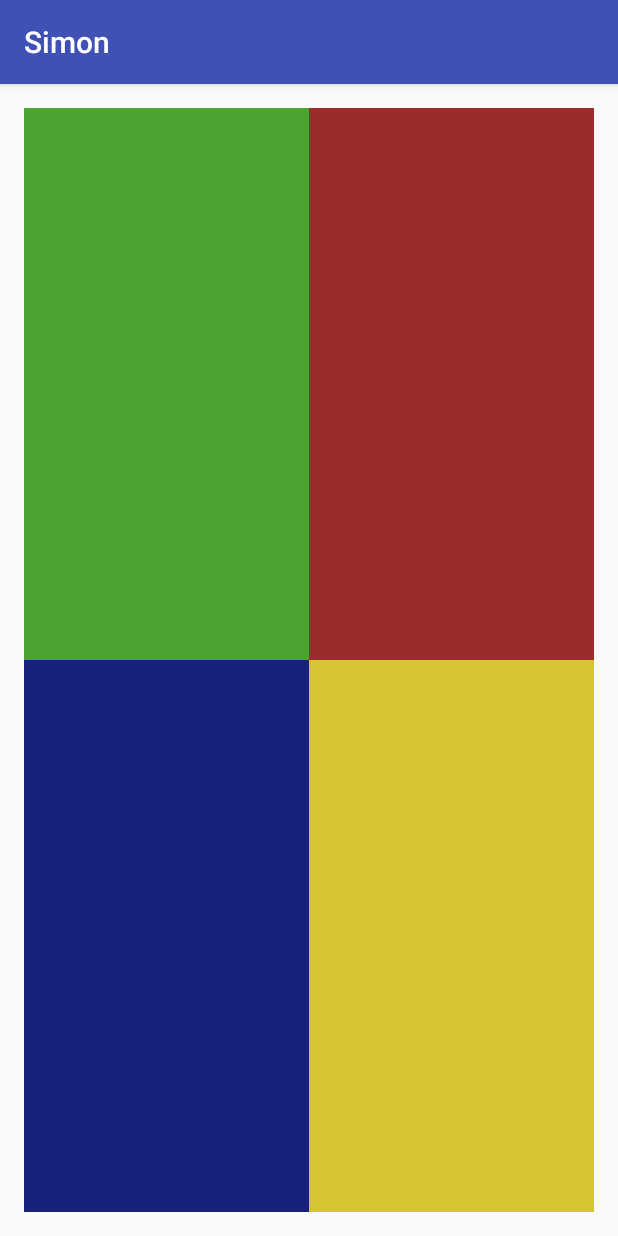
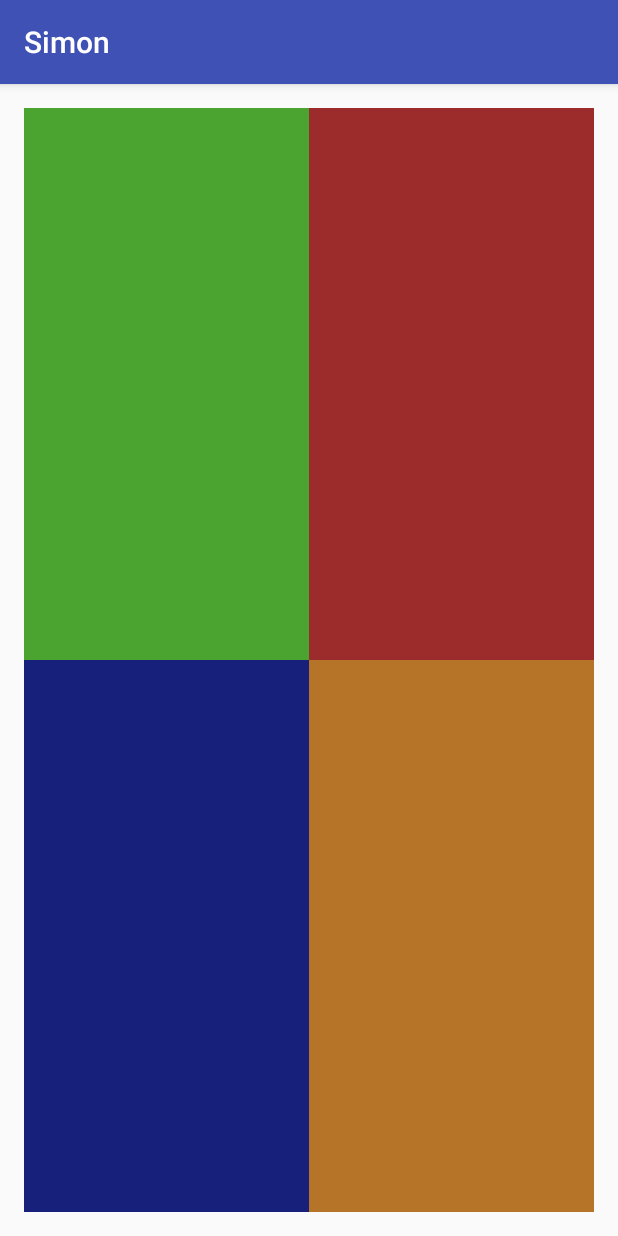
Before and after one commit to PatMcNamara/school, an Android app: the screen it shows after launch (MainActivity), after a tap on "START NEW GAME", on a phone screen of 412 x 824 dp. Run offline under Robolectric (Android 15) with nearby library versions, the phone set to English and light mode, and no system bars.

Commit message:
Simon finished except rotation

```diff
--- a/Android/Simon/app/src/main/java/com/umsl/simon/MainActivity.java
+++ b/Android/Simon/app/src/main/java/com/umsl/simon/MainActivity.java
@@ -1,6 +1,4 @@
 package com.umsl.simon;
-
-//TODO you need to have more contrast between the yellows
 
 import android.animation.Animator;
 import android.animation.AnimatorInflater;
@@ -20,10 +18,12 @@ import java.util.ArrayList;
 public class MainActivity extends AppCompatActivity {
 
     private MainModel sequence;
-    private Button ulButton, urButton, blButton, brButton;
     private ArrayList<Animator> animator;
+    private ArrayList<Button> buttonList;
     private int position = 0; //TODO this should probably go in the model
     private SharedPreferences highScorePrefs;
+    private int animationSpeed;
+    private final float animationSpeedChange = (float) .8;
     public static final String MODEL_KEY = "com.umsl.simon.model";
     public static final String HIGH_SCORE_PREFS = "HighScore";
 
@@ -34,31 +34,31 @@ public class MainActivity extends AppCompatActivity {
         super.onCreate(savedInstanceState);
         setContentView(R.layout.activity_main);
 
-        ulButton = (Button) findViewById(R.id.top_left_button);//TODO this should just be an array list of buttons
-        urButton = (Button) findViewById(R.id.top_right_button);
-        blButton = (Button) findViewById(R.id.bottom_left_button);
-        brButton = (Button) findViewById(R.id.bottom_right_button);
+        buttonList = new ArrayList<Button>();
+        buttonList.add((Button) findViewById(R.id.top_left_button));
+        buttonList.add((Button) findViewById(R.id.top_right_button));
+        buttonList.add((Button) findViewById(R.id.bottom_left_button));
+        buttonList.add((Button) findViewById(R.id.bottom_right_button));
+
+        animationSpeed = 600;
 
         //if((sequence = (MainModel) savedInstanceState.get(MODEL_KEY)) == null) {
             sequence = new MainModel();
         //}
-        animator = new ArrayList<Animator>(); //TODO this should be a map between R.id.* and the animator.
+        animator = new ArrayList<Animator>();
         for(int i = 0; i < 4; i++) {
             Animator a;
 
             if (i == 0) {
                 a = AnimatorInflater.loadAnimator(this, R.animator.green);
-                a.setTarget(ulButton);
             } else if (i == 1) {
                 a = AnimatorInflater.loadAnimator(this, R.animator.red);
-                a.setTarget(urButton);
             } else if (i == 2) {
                 a = AnimatorInflater.loadAnimator(this, R.animator.blue);
-                a.setTarget(blButton);
             } else {
-                a = AnimatorInflater.loadAnimator(this, R.animator.yellow);
-                a.setTarget(brButton);
+                a = AnimatorInflater.loadAnimator(this, R.animator.orange);
             }
+            a.setTarget(buttonList.get(i));
             animator.add(a);
         }
 
@@ -67,8 +67,8 @@ public class MainActivity extends AppCompatActivity {
             highScorePrefs.edit().putInt("HighScore", 0).apply();
         }
 
-        // We can't call displayPopUp until startup is finished so we delay the call.
-        handler.postDelayed(displayStartScreen, 100);
+        // We can't call displayPopUp until the entire view is set up so we delay the call.
+        handler.postDelayed(displayStartScreen, 250);
     }
 
     public void topLeftButtonClicked(View v) {
@@ -84,15 +84,14 @@ public class MainActivity extends AppCompatActivity {
         buttonClicked(3);
     }
 
-    //TODO add start display sequence that will both post delay and disable the buttons
-
     public void buttonClicked(int clicked) {
         animator.get(clicked).start();
         if(sequence.get(position) == clicked) {
             if(++position == sequence.getSize()) { // The user got the entire sequence right
                 sequence.addRandomElementToSequence();
                 position = 0;
-                handler.postDelayed(displayRunnable, 1000);
+                animationSpeed *= animationSpeedChange;
+                startSequenceAnimation();
             }
         } else {
             displayPopUp("Game Over", true);
@@ -103,30 +102,57 @@ public class MainActivity extends AppCompatActivity {
         int currentScore = sequence.getSize() - 1;
         int highScore = highScorePrefs.getInt("HighScore", 0);
 
+        disableColorButtons();
+
         View inflatedView = getLayoutInflater().inflate(R.layout.activity_pop_up, null, false);
         final PopupWindow popup = new PopupWindow(inflatedView, ViewGroup.MarginLayoutParams.WRAP_CONTENT, ViewGroup.MarginLayoutParams.WRAP_CONTENT);
-        popup.showAtLocation(blButton.getRootView(), Gravity.CENTER, 0, 0);
+        popup.showAtLocation(buttonList.get(0).getRootView(), Gravity.CENTER, 0, 0);
         if(highScore < currentScore) {
             highScorePrefs.edit().putInt("HighScore", currentScore).apply();
             highScore = currentScore;
+            title = "New High Score";
         }
 
         ((TextView) inflatedView.findViewById(R.id.popup_title)).setText(title);
+        ((TextView) inflatedView.findViewById(R.id.high_score_text)).setText("High Score: " + highScore);
         if(displayCurrentScore) {
             ((TextView) inflatedView.findViewById(R.id.current_score_text)).setText("Current Score: " + currentScore);
         }
-        ((TextView) inflatedView.findViewById(R.id.high_score_text)).setText("High Score: " + highScore);
 
         ((Button) inflatedView.findViewById(R.id.start_button)).setOnClickListener(new View.OnClickListener() {
             @Override
             public void onClick(View v) {
+                enableColorButtons();
                 sequence.clear();
                 position = 0;
+                animationSpeed = 600;
                 sequence.addRandomElementToSequence();
-                handler.postDelayed(displayRunnable, 1000);
                 popup.dismiss();
+                startSequenceAnimation();
             }
         });
+    }
+
+    private void disableColorButtons() {
+        for(Button b : buttonList) {
+            b.setEnabled(false);
+        }
+    }
+    private void enableColorButtons() {
+        for(Button b : buttonList) {
+            b.setEnabled(true);
+        }
+    }
+
+    private void startSequenceAnimation() {
+        disableColorButtons();
+        handler.postDelayed(displayRunnable, animationSpeed);
+    }
+
+    private void setTempAnimateDuration(Animator animator, int duration) {
+        long oldDuration = animator.getDuration();
+        animator.setDuration(duration).start();
+        animator.setDuration(oldDuration);
     }
 
     private Runnable displayRunnable = new Runnable() {
@@ -134,10 +160,12 @@ public class MainActivity extends AppCompatActivity {
         @Override
         public void run() {
             if(animatePosition < sequence.getSize() ) {
-                animator.get(sequence.get(animatePosition++)).start();
-                handler.postDelayed(displayRunnable, 1000); //TODO both of these 2 animators should be time controlled to be longer then get shorter
+                //animator.get(sequence.get(animatePosition++)).setDuration(animationSpeed).start();
+                setTempAnimateDuration(animator.get(sequence.get(animatePosition++)), animationSpeed);
+                handler.postDelayed(displayRunnable, animationSpeed * 2);
             } else { // we are at the end of the sequence
                 animatePosition = 0;
+                enableColorButtons();
             }
         }
     };
--- /dev/null
+++ b/Android/Simon/app/src/main/res/animator/orange.xml
@@ -0,0 +1,4 @@
+<?xml version="1.0" encoding="utf-8"?>
+<objectAnimator xmlns:android="http://schemas.android.com/apk/res/android"
+    android:propertyName="backgroundColor" android:valueFrom="@color/standingOrange"
+    android:valueTo="@color/maxOrange" android:duration="400" android:repeatCount="1" android:repeatMode="reverse" />
--- a/Android/Simon/app/src/main/res/animator/yellow.xml
+++ /dev/null
@@ -1,4 +0,0 @@
-<?xml version="1.0" encoding="utf-8"?>
-<objectAnimator xmlns:android="http://schemas.android.com/apk/res/android"
-    android:propertyName="backgroundColor" android:valueFrom="@color/standingYellow"
-    android:valueTo="@color/maxYellow" android:duration="400" android:repeatCount="1" android:repeatMode="reverse" />
--- a/Android/Simon/app/src/main/res/layout/activity_main.xml
+++ b/Android/Simon/app/src/main/res/layout/activity_main.xml
@@ -45,6 +45,6 @@
             android:layout_height="match_parent"
             android:onClick="bottomRightButtonClicked"
             android:layout_weight="1"
-            android:background="@color/standingYellow" />
+            android:background="@color/standingOrange" />
     </LinearLayout>
 </LinearLayout>
--- a/Android/Simon/app/src/main/res/layout/activity_pop_up.xml
+++ b/Android/Simon/app/src/main/res/layout/activity_pop_up.xml
@@ -8,7 +8,7 @@
     android:paddingLeft="@dimen/activity_horizontal_margin"
     android:paddingRight="@dimen/activity_horizontal_margin"
     android:paddingTop="@dimen/activity_vertical_margin"
-    android:background="@color/colorPrimary"
+    android:background="@color/popup_background"
     tools:context="com.umsl.simon.PopUpActivity">
 
     <TextView
--- a/Android/Simon/app/src/main/res/values/colors.xml
+++ b/Android/Simon/app/src/main/res/values/colors.xml
@@ -3,12 +3,13 @@
     <color name="colorPrimary">#3F51B5</color>
     <color name="colorPrimaryDark">#303F9F</color>
     <color name="colorAccent">#FF4081</color>
+    <color name="popup_background">#ffffff</color>
     <color name="standingRed">#9c2c2c</color>
     <color name="maxRed">#e81212</color>
     <color name="standingGreen">#4ba430</color>
-    <color name="maxGreen">#3de812</color>
-    <color name="standingYellow">#d7c431</color>
-    <color name="maxYellow">#fff200</color>
+    <color name="maxGreen">#9ae687</color>
+    <color name="standingOrange">#b67428</color>
+    <color name="maxOrange">#f1b164</color>
     <color name="standingBlue">#17207a</color>
-    <color name="maxBlue">#FF0B2EF2</color>
+    <color name="maxBlue">#556ced</color>
 </resources>
```
